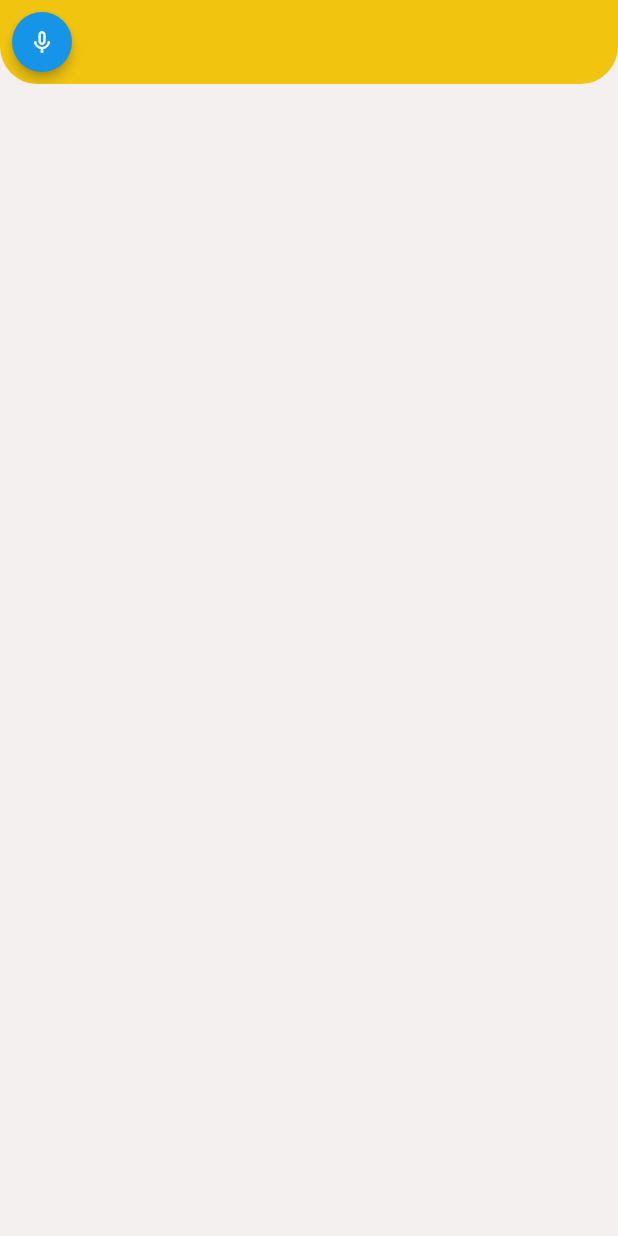
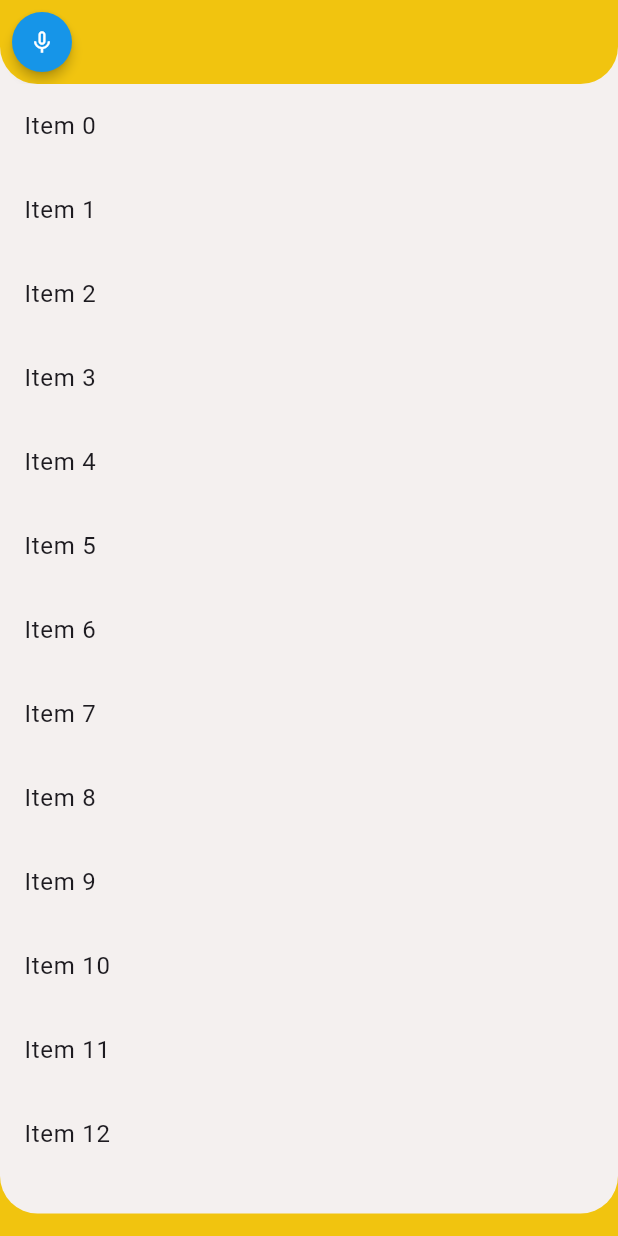
Before and after one commit to Kam-Tom/hive_note, a Flutter app: the DashboardPage screen opened directly, on a phone screen of 412 x 824 dp. Run offline on Flutter 3.47's test engine with Material 3 defaults, Android fonts, the light colour scheme and no system bars; statements that could not run were skipped.

Commit message:
Add  simple CustomAppFooter

```diff
--- a/lib/navigation/presentation/pages/dashboard.dart
+++ b/lib/navigation/presentation/pages/dashboard.dart
@@ -1,7 +1,6 @@
-import 'package:carousel_slider/carousel_slider.dart';
 import 'package:flutter/material.dart';
-import 'package:hive_note/core/configs/theme/app_colors.dart';
 import 'package:hive_note/shared/presentation/widgets/custom_app_bar.dart';
+import 'package:hive_note/shared/presentation/widgets/custom_app_footer.dart';
 
 class DashboardPage extends StatelessWidget {
   const DashboardPage({super.key});
@@ -9,9 +8,21 @@ class DashboardPage extends StatelessWidget {
   @override
   Widget build(BuildContext context) {
     return Scaffold(
-        appBar: CustomAppBar(
-          isFirstScreen: true,
-        ),
+      appBar: CustomAppBar(
+        isFirstScreen: true, // Updated parameter name
+      ),
+      body: ListView.builder(
+        itemCount: 100, // Large number of items to make the body bigger than the screen
+        itemBuilder: (context, index) {
+          return ListTile(
+            title: Text('Item $index'),
+          );
+        },
+      ),
+      bottomNavigationBar: CustomAppFooter(
+
+
+      ),
     );
   }
 }
--- /dev/null
+++ b/lib/shared/presentation/widgets/custom_app_footer.dart
@@ -0,0 +1,22 @@
+import 'package:flutter/material.dart';
+import 'package:hive_note/core/configs/theme/app_colors.dart';
+
+class CustomAppFooter extends BottomAppBar {
+  CustomAppFooter({super.key})
+      : super(
+          color : AppColors.primary,
+          height: 40.0,
+          padding: const EdgeInsets.fromLTRB(0, 0, 0, 15),
+          child: Container(
+
+            decoration: const ShapeDecoration(
+              color:AppColors.background,
+              shape: RoundedRectangleBorder(
+                borderRadius: BorderRadius.vertical(
+                  bottom: Radius.circular(25.0),
+                ),
+              ),
+            ),
+          ),
+        );
+}
```
